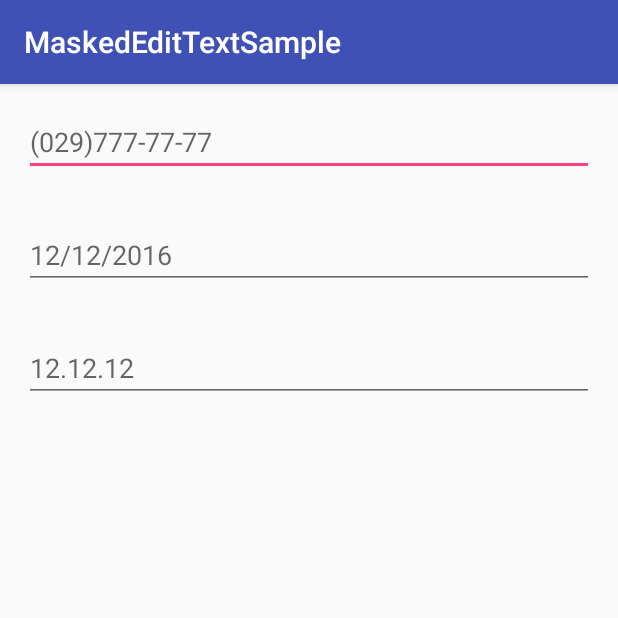
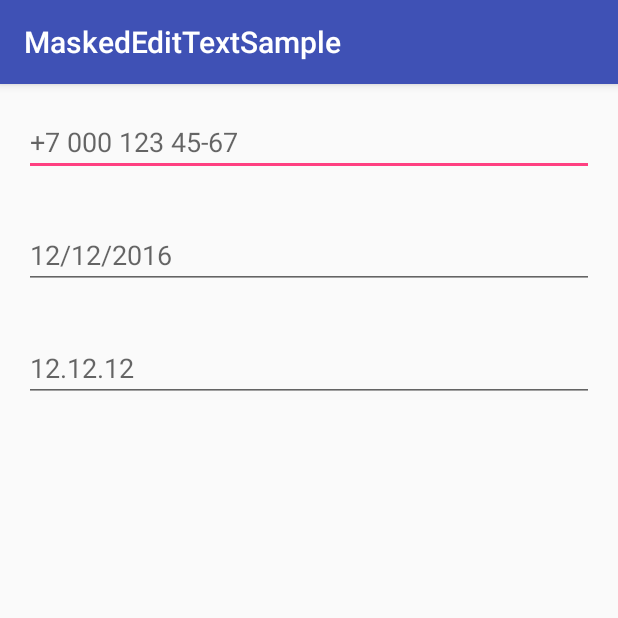
Before and after one commit to VicMikhailau/MaskedEditText, an Android app: the screen it shows after launch (MainActivity), on a phone screen of 412 x 824 dp, the top half of it. Run offline under Robolectric (Android 15) with nearby library versions, the phone set to English and light mode, and no system bars.

Commit message:
Fixed  MaskedFormatter.formatString works wrong for some inputs #11 bug

```diff
--- a/MaskedEditText/src/main/java/com/vicmikhailau/maskededittext/IFormattedString.java
+++ b/MaskedEditText/src/main/java/com/vicmikhailau/maskededittext/IFormattedString.java
@@ -67,7 +67,7 @@ class FormattedString extends AbstractFormattedString {
         int inputLen = Math.min(mMask.size(), str.length());
         for (int i = 0; i < inputLen; i++){
             char ch = str.charAt(i);
-            if (!mMask.isValidPrepopulateCharacter(ch))
+            if (!mMask.isValidPrepopulateCharacter(ch, i))
                 builder.append(ch);
         }
         return builder.toString();
--- a/app/src/main/res/layout/activity_main.xml
+++ b/app/src/main/res/layout/activity_main.xml
@@ -20,7 +20,7 @@
         android:hint="@string/edt_masked_custom_mobile_hint"
         android:textColor="@android:color/black"
         android:inputType="phone"
-        app:mask="(###)###-##-##" />
+        app:mask="+7 ### ### ##-##" />
 
     <EditText
         android:id="@+id/edt_masked"
--- a/app/src/main/res/values/strings.xml
+++ b/app/src/main/res/values/strings.xml
@@ -1,6 +1,6 @@
 <resources>
     <string name="app_name">MaskedEditTextSample</string>
     <string name="edt_masked_custom_sample_hint">12.12.12</string>
-    <string name="edt_masked_custom_mobile_hint">(029)777-77-77</string>
+    <string name="edt_masked_custom_mobile_hint">+7 000 123 45-67</string>
     <string name="edt_masked_date_hint">12/12/2016</string>
 </resources>
```
Also changed, not shown: MaskedEditText/src/main/java/com/vicmikhailau/maskededittext/Mask.java (+10 -0 lines).
